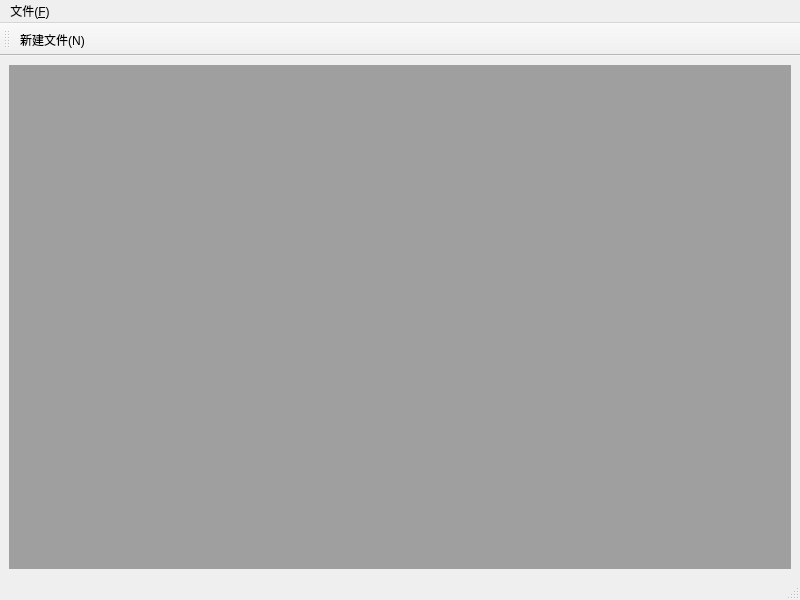
Qt form mainwindow.ui (TLITRIA/Qt) before a commit.
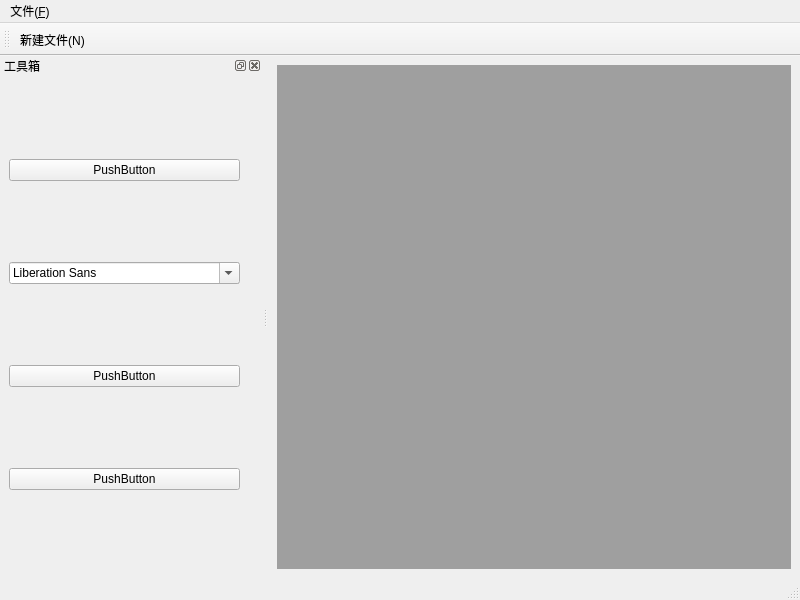
The same form after that commit. Icons and pictures are not drawn.

Commit message: 5.1.3 Dock部件 停靠窗口 - QDockWidget可以停靠在QMainWindow中，也可以悬浮、关闭、隐藏 - feature属性 - allowedArea属性

Patch:
```diff
--- a/mainwindow.ui
+++ b/mainwindow.ui
@@ -14,8 +14,8 @@
    <string>MainWindow</string>
   </property>
   <widget class="QWidget" name="centralwidget">
-   <layout class="QGridLayout" name="gridLayout">
-    <item row="0" column="0">
+   <layout class="QVBoxLayout" name="verticalLayout">
+    <item>
      <widget class="QMdiArea" name="mdiArea"/>
     </item>
    </layout>
@@ -50,6 +50,49 @@
    </attribute>
    <addaction name="action_New"/>
   </widget>
+  <widget class="QDockWidget" name="dockWidget">
+   <property name="windowTitle">
+    <string>工具箱</string>
+   </property>
+   <attribute name="dockWidgetArea">
+    <number>1</number>
+   </attribute>
+   <widget class="QWidget" name="dockWidgetContents">
+    <layout class="QGridLayout" name="gridLayout">
+     <item row="2" column="0">
+      <widget class="QPushButton" name="pushButton">
+       <property name="text">
+        <string>PushButton</string>
+       </property>
+      </widget>
+     </item>
+     <item row="3" column="0">
+      <widget class="QPushButton" name="pushButton_2">
+       <property name="text">
+        <string>PushButton</string>
+       </property>
+      </widget>
+     </item>
+     <item row="0" column="0">
+      <widget class="QPushButton" name="pushButton_3">
+       <property name="text">
+        <string>PushButton</string>
+       </property>
+      </widget>
+     </item>
+     <item row="0" column="1">
+      <widget class="QLabel" name="label">
+       <property name="text">
+        <string/>
+       </property>
+      </widget>
+     </item>
+     <item row="1" column="0">
+      <widget class="QFontComboBox" name="fontComboBox"/>
+     </item>
+    </layout>
+   </widget>
+  </widget>
   <action name="action_New">
    <property name="icon">
     <iconset resource="myimages.qrc">
```
Left out of the diff: 12 changed lines with no effect on the pictures. The commit also changes 2 other files.
